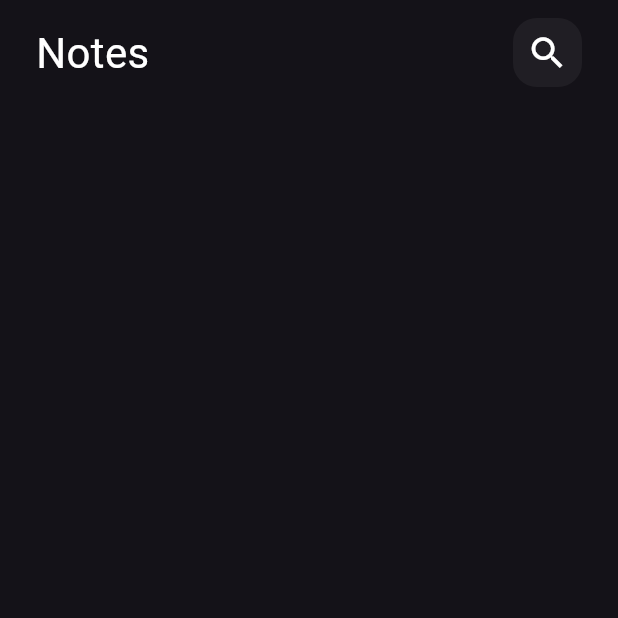
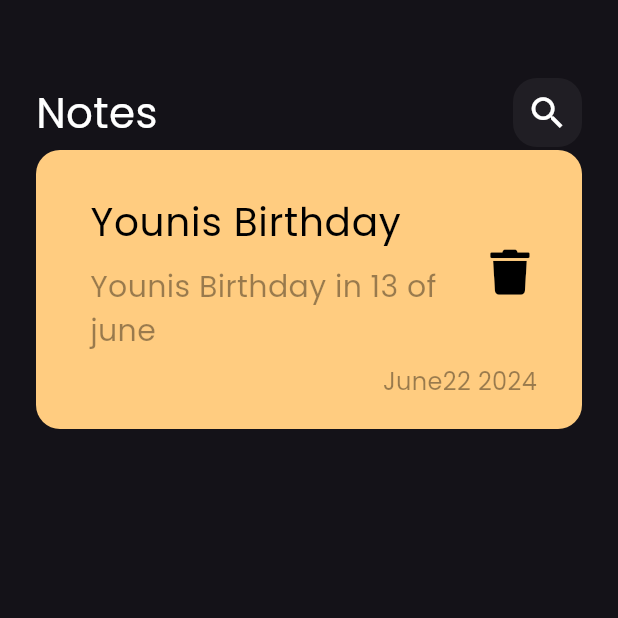
Before and after one commit to stormers15/Notes_App, a Flutter app: the screen it shows after launch, on a phone screen of 412 x 824 dp, the top half of it. Run offline on Flutter 3.47's test engine with Material 3 defaults, Android fonts, the phone set to English and light mode, and no system bars; our stand-ins replace font_awesome_flutter.

Commit message:
add fonts for the app

```diff
--- /dev/null
+++ b/lib/Views/Widgets/custom_note_item.dart
@@ -0,0 +1,52 @@
+import 'package:flutter/material.dart';
+
+import 'package:font_awesome_flutter/font_awesome_flutter.dart';
+
+class NoteItem extends StatelessWidget {
+  const NoteItem({super.key});
+
+  @override
+  Widget build(BuildContext context) {
+    return Container(
+      padding: const EdgeInsets.only(top: 20, left: 20, bottom: 20),
+      decoration: BoxDecoration(
+        color: const Color(0xffFFCC80),
+        borderRadius: BorderRadius.circular(16),
+      ),
+      child: Column(
+        crossAxisAlignment: CrossAxisAlignment.end,
+        children: [
+          ListTile(
+            title: const Text(
+              "Younis Birthday",
+              style: TextStyle(color: Colors.black, fontSize: 26),
+            ),
+            subtitle: Padding(
+              padding: const EdgeInsets.only(top: 10.0),
+              child: Text(
+                "Younis Birthday in 13 of june",
+                style: TextStyle(
+                    color: Colors.black.withOpacity(.4), fontSize: 20),
+              ),
+            ),
+            trailing: IconButton(
+                onPressed: () {},
+                icon: Icon(
+                  FontAwesomeIcons.trash,
+                  color: Colors.black,
+                  size: 30,
+                )),
+          ),
+          Padding(
+            padding: const EdgeInsets.only(right: 30.0),
+            child: Text(
+              "June22 2024",
+              style:
+                  TextStyle(color: Colors.black.withOpacity(.4), fontSize: 16),
+            ),
+          )
+        ],
+      ),
+    );
+  }
+}
--- a/lib/Views/Widgets/notes_view_body.dart
+++ b/lib/Views/Widgets/notes_view_body.dart
@@ -1,15 +1,23 @@
 import 'package:flutter/material.dart';
+import 'package:flutter/widgets.dart';
 import 'custom_app_bar.dart';
+import 'custom_note_item.dart';
 
-class notesviewbody extends StatelessWidget {
-  const notesviewbody({super.key});
+class NotesViewBody extends StatelessWidget {
+  const NotesViewBody({Key? key}) : super(key: key);
 
   @override
   Widget build(BuildContext context) {
     return Padding(
-      padding: const EdgeInsets.symmetric(horizontal: 24, vertical: 10),
-      child: const Column(
-        children: [CustomAppBar()],
+      padding: const EdgeInsets.symmetric(horizontal: 24),
+      child: Column(
+        children: const [
+          SizedBox(
+            height: 50,
+          ),
+          CustomAppBar(),
+          NoteItem()
+        ],
       ),
     );
   }
--- a/lib/Views/notes_view.dart
+++ b/lib/Views/notes_view.dart
@@ -6,7 +6,7 @@ class NotesView extends StatelessWidget {
   @override
   Widget build(BuildContext context) {
     return const Scaffold(
-      body: notesviewbody(),
+      body: NotesViewBody(),
     );
   }
 }
--- a/lib/main.dart
+++ b/lib/main.dart
@@ -1,6 +1,5 @@
 import 'package:flutter/material.dart';
 import 'package:notes_app/views/notes_view.dart'; // Ensure the path is correct
-
 void main() {
   runApp(const NotesApp());
 }
@@ -13,6 +12,7 @@ class NotesApp extends StatelessWidget {
     return MaterialApp(
       theme: ThemeData(
         brightness: Brightness.dark,
+        fontFamily: 'Poppins',
       ),
       home: const NotesView(),
     );
```
Also changed, not shown: pubspec.yaml (+6 -14 lines), assets/fonts/Poppins-Regular.ttf (added), pubspec.lock, 1 other file.
